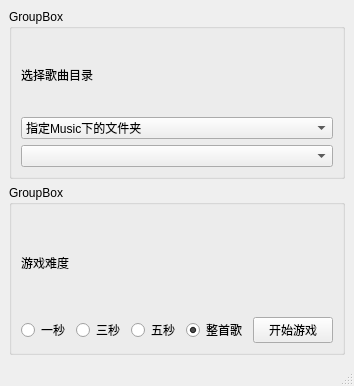
The window that mainwindow.ui (mygameworld9/Guess_Song) describes before a commit, drawn with Qt 5.
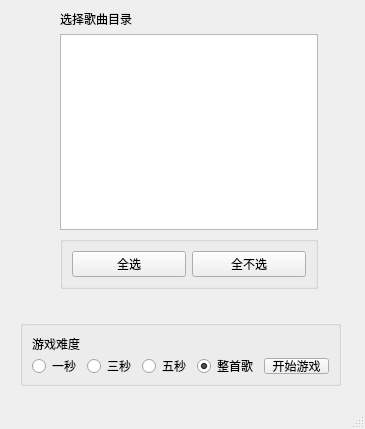
The same window after the commit.

Commit message: 设置目录改为自己选择，重构为qlistwidget，删除部分冗余代码

```diff
--- a/mainwindow.ui
+++ b/mainwindow.ui
@@ -6,59 +6,25 @@
    <rect>
     <x>0</x>
     <y>0</y>
-    <width>339</width>
-    <height>386</height>
+    <width>365</width>
+    <height>429</height>
    </rect>
   </property>
   <property name="windowTitle">
    <string>MainWindow</string>
   </property>
   <widget class="QWidget" name="centralwidget">
-   <layout class="QVBoxLayout" name="verticalLayout">
-    <item>
-     <widget class="QGroupBox" name="groupBox_2">
-      <property name="title">
-       <string>GroupBox</string>
-      </property>
-      <layout class="QVBoxLayout" name="verticalLayout_4">
-       <item>
-        <layout class="QVBoxLayout" name="verticalLayout_3">
-         <item>
-          <widget class="QLabel" name="label">
-           <property name="text">
-            <string>选择歌曲目录</string>
-           </property>
-          </widget>
-         </item>
-         <item>
-          <widget class="QComboBox" name="directoryModeComboBox">
-           <property name="modelColumn">
-            <number>0</number>
-           </property>
-           <item>
-            <property name="text">
-             <string>指定Music下的文件夹</string>
-            </property>
-           </item>
-           <item>
-            <property name="text">
-             <string>Music下的所有文件夹</string>
-            </property>
-           </item>
-          </widget>
-         </item>
-         <item>
-          <widget class="QComboBox" name="specificFolderComboBox"/>
-         </item>
-        </layout>
-       </item>
-      </layout>
-     </widget>
-    </item>
-    <item>
      <widget class="QGroupBox" name="groupBox">
+    <property name="geometry">
+     <rect>
+      <x>20</x>
+      <y>320</y>
+      <width>321</width>
+      <height>66</height>
+     </rect>
+    </property>
       <property name="title">
-       <string>GroupBox</string>
+     <string/>
       </property>
       <layout class="QVBoxLayout" name="verticalLayout_2">
        <item>
@@ -112,8 +78,51 @@
        </item>
       </layout>
      </widget>
-    </item>
-   </layout>
+   <widget class="QWidget" name="layoutWidget">
+    <property name="geometry">
+     <rect>
+      <x>60</x>
+      <y>10</y>
+      <width>258</width>
+      <height>279</height>
+     </rect>
+    </property>
+    <layout class="QVBoxLayout" name="verticalLayout_3">
+     <item>
+      <widget class="QLabel" name="label">
+       <property name="text">
+        <string>选择歌曲目录</string>
+       </property>
+      </widget>
+     </item>
+     <item>
+      <widget class="QListWidget" name="folderListWidget"/>
+     </item>
+     <item>
+      <widget class="QGroupBox" name="groupBox_3">
+       <property name="title">
+        <string/>
+       </property>
+       <layout class="QHBoxLayout" name="horizontalLayout_2">
+        <item>
+         <widget class="QPushButton" name="selectAllButton">
+          <property name="text">
+           <string>全选</string>
+          </property>
+         </widget>
+        </item>
+        <item>
+         <widget class="QPushButton" name="deselectAllButton">
+          <property name="text">
+           <string>全不选</string>
+          </property>
+         </widget>
+        </item>
+       </layout>
+      </widget>
+     </item>
+    </layout>
+   </widget>
   </widget>
   <widget class="QMenuBar" name="menubar">
    <property name="geometry">
```
Left out of the diff: 2 changed lines with no effect on the pictures. Lines whose indentation alone changed are shown as unchanged. The commit also changes 8 other files.
